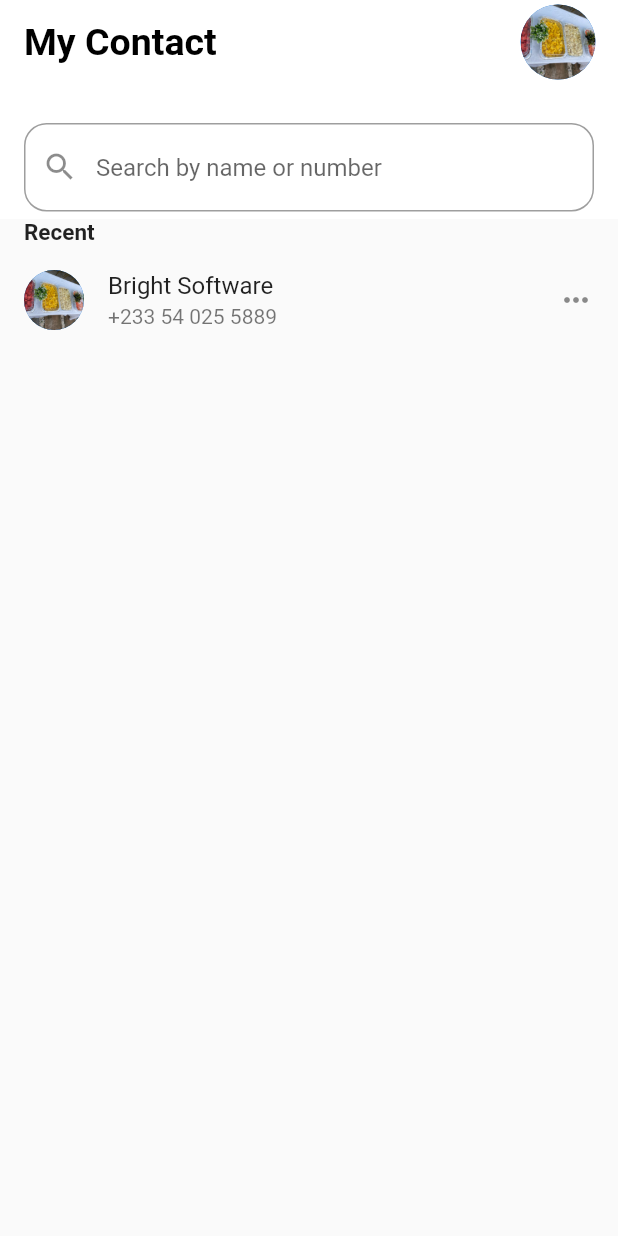
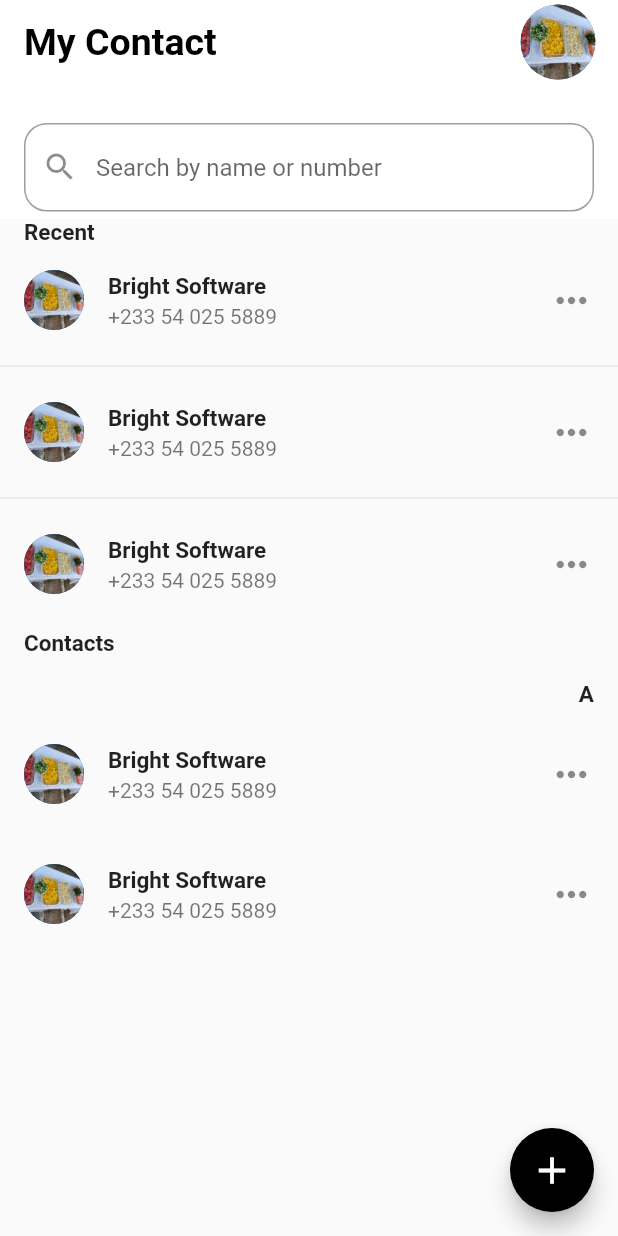
Before and after one commit to Ayiks/contact_app, a Flutter app: the screen it shows after launch, on a phone screen of 412 x 824 dp. Run offline on Flutter 3.47's test engine with Material 2 defaults, Android fonts, the phone set to English and light mode, and no system bars.

Commit message:
added list view

```diff
--- a/lib/home_page.dart
+++ b/lib/home_page.dart
@@ -1,3 +1,4 @@
+import 'package:contact_application/contact_view.dart';
 import 'package:flutter/material.dart';
 
 class HomePage extends StatelessWidget {
@@ -42,24 +43,90 @@ class HomePage extends StatelessWidget {
       body: SafeArea(
         child: ListView(
           shrinkWrap: true,
-          children: const [
-            Padding(
+          children: [
+            const Padding(
               padding: EdgeInsets.only(left: 16),
               child: Text(
                 'Recent',
                 style: TextStyle(fontSize: 15, fontWeight: FontWeight.w600),
               ),
             ),
-            ListTile(
-              leading: CircleAvatar(
-                backgroundImage: AssetImage('assets/pic.jpeg'),
+            ListView.separated(
+              shrinkWrap: true,
+              itemBuilder: (BuildContext context, int index) {
+                return  ListTile(
+                  onTap: (){
+                    Navigator.of(context).push(MaterialPageRoute(builder: (context){
+                      return ContactView();
+                    }));
+
+                  },
+                  leading: CircleAvatar(
+                    backgroundImage: AssetImage('assets/pic.jpeg'),
+                  ),
+                  title: Text(
+                    'Bright Software',
+                    style: TextStyle(fontWeight: FontWeight.w600, fontSize: 15),
+                  ),
+                  subtitle: Text('+233 54 025 5889'),
+                  trailing: Icon(
+                    Icons.more_horiz,
+                    size: 30,
+                  ),
+                );
+              },
+              separatorBuilder: (context, index) {
+                return const Divider();
+              },
+              itemCount: 3,
+            ),
+            const Padding(
+              padding: EdgeInsets.symmetric(horizontal: 16, vertical: 8),
+              child: Text(
+                'Contacts',
+                style: TextStyle(fontSize: 15, fontWeight: FontWeight.w600),
               ),
-              title: Text('Bright Software'),
-              subtitle: Text('+233 54 025 5889'),
-              trailing: Icon(Icons.more_horiz),
-            )
+            ),
+            const Padding(
+              padding: EdgeInsets.symmetric(horizontal: 16, vertical: 8),
+              child: Text(
+                'A',
+                textAlign: TextAlign.right,
+                style: TextStyle(fontSize: 15, fontWeight: FontWeight.w600),
+              ),
+            ),
+            ListView.separated(
+                shrinkWrap: true,
+                itemBuilder: (context, index) {
+                  return const ListTile(
+                    leading: CircleAvatar(
+                      backgroundImage: AssetImage('assets/pic.jpeg'),
+                    ),
+                    title: Text(
+                      'Bright Software',
+                      style:
+                          TextStyle(fontWeight: FontWeight.w600, fontSize: 15),
+                    ),
+                    subtitle: Text('+233 54 025 5889'),
+                    trailing: Icon(
+                      Icons.more_horiz,
+                      size: 30,
+                    ),
+                  );
+                },
+                separatorBuilder: (context, index) {
+                  return const SizedBox(
+                    height: 8,
+                  );
+                },
+                itemCount: 2)
           ],
         ),
+      ),
+      floatingActionButton: FloatingActionButton(
+        child: const Icon(Icons.add, size: 30,),
+        onPressed: () {},
+        backgroundColor: Colors.black,
       ),
     );
   }
```
